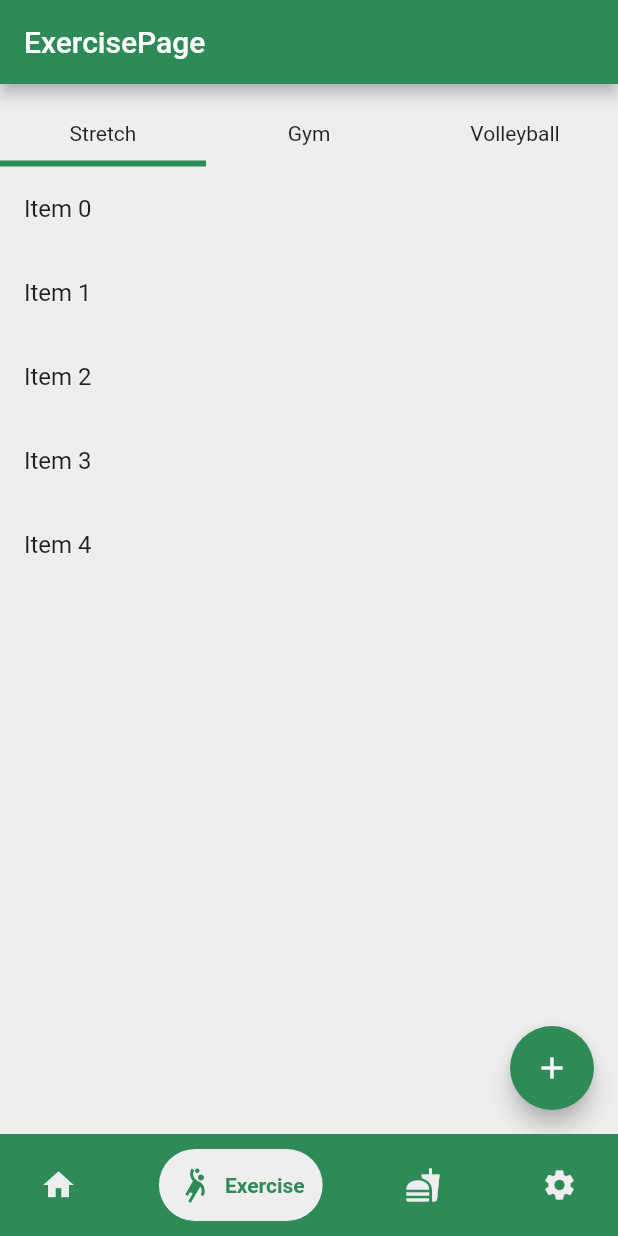
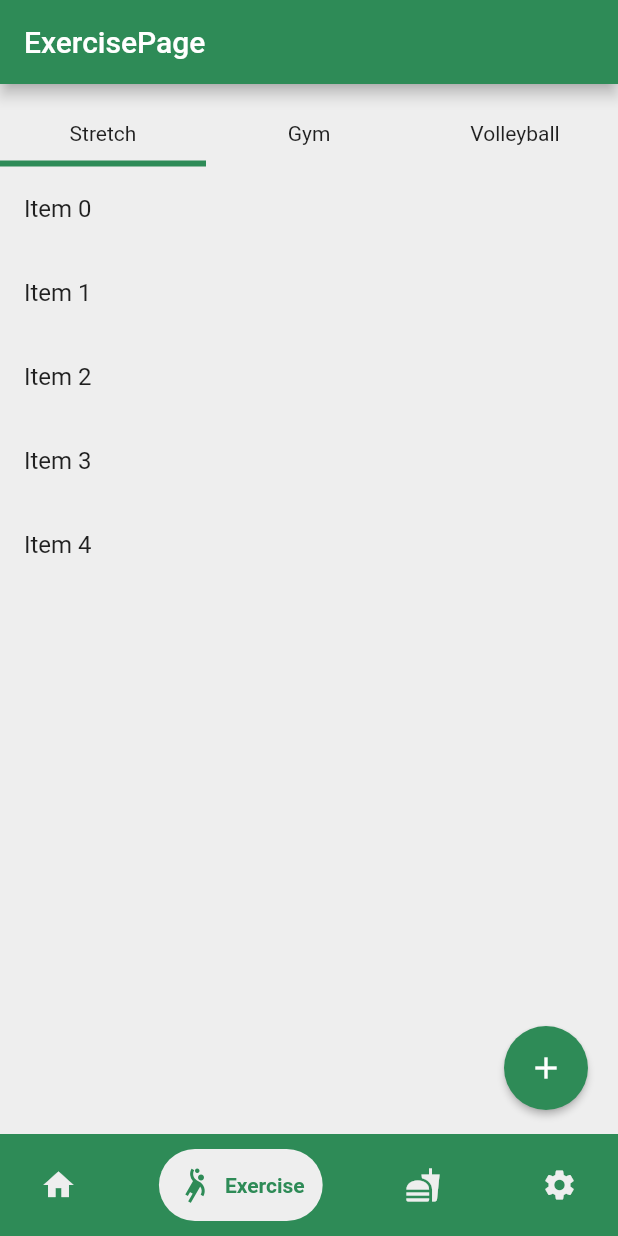
Before and after one commit to zysek11/LifestyleApplication, a Flutter app: the screen it shows after launch, item 2 of the bottom bar chosen, after a tap on the "add" icon, on a phone screen of 412 x 824 dp. Run offline on Flutter 3.47's test engine with Material 2 defaults, Android fonts, the light colour scheme and no system bars; drawn by our look-alikes of google_nav_bar.

Commit message:
lista i przycisk - wersja działająca

```diff
--- a/lib/Pages/exerciseMenu/ExerciseStretch.dart
+++ b/lib/Pages/exerciseMenu/ExerciseStretch.dart
@@ -13,17 +13,6 @@ class _ExerciseStretchState extends State<ExerciseStretch> {
     return Expanded(
       child: Stack(
         children: [
-          Positioned(
-            bottom: 16,
-            right: 16,
-            child: FloatingActionButton(
-              backgroundColor: const Color(0xFF2E8B57),
-              onPressed: () {
-                // Tutaj dodaj swoją funkcję, która ma zostać wykonana po kliknięciu przycisku
-              },
-              child: Icon(Icons.add),
-            ),
-          ),
           CustomScrollView(
             slivers: [
               SliverList(
@@ -38,6 +27,22 @@ class _ExerciseStretchState extends State<ExerciseStretch> {
               ),
             ],
           ),
+          Positioned(
+            bottom: 16,
+            right: 16,
+            child: ElevatedButton(
+              style: ElevatedButton.styleFrom(
+                backgroundColor: const Color(0xFF2E8B57),
+                shape: const CircleBorder(),
+                padding: const EdgeInsets.all(16),
+              ),
+              onPressed: () {
+                print('Kliknięto!');
+                // Tutaj dodaj swoją funkcję, która ma zostać wykonana po kliknięciu przycisku
+              },
+              child: const Icon(Icons.add),
+            ),
+          ),
         ],
       ),
     );
```
